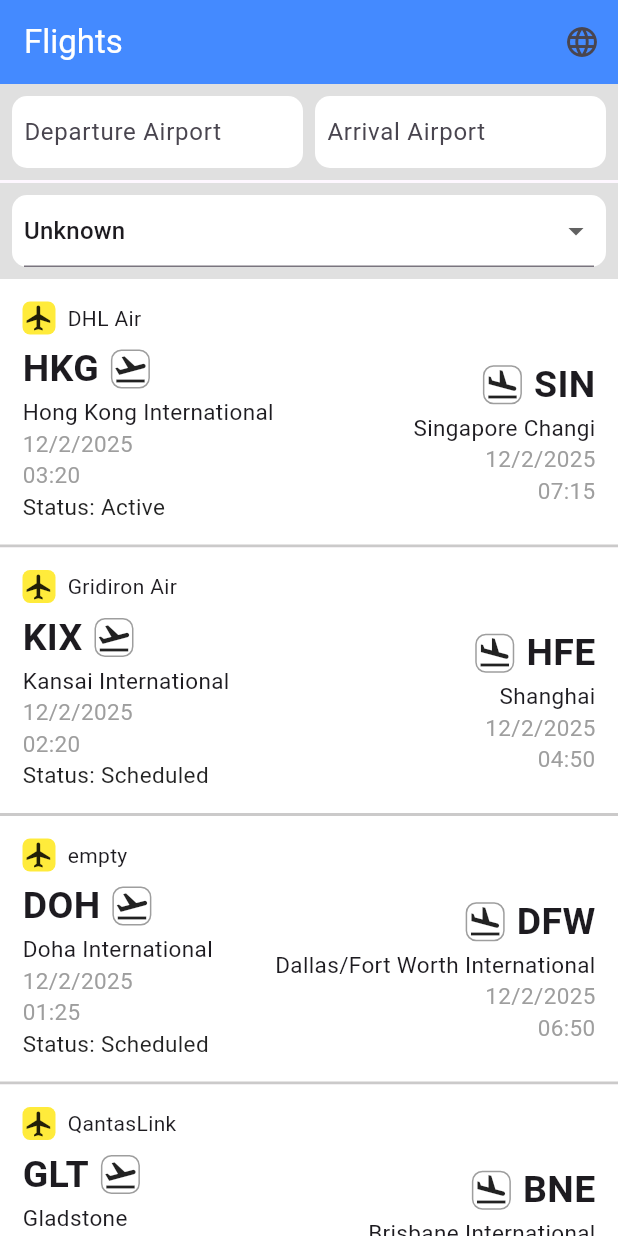
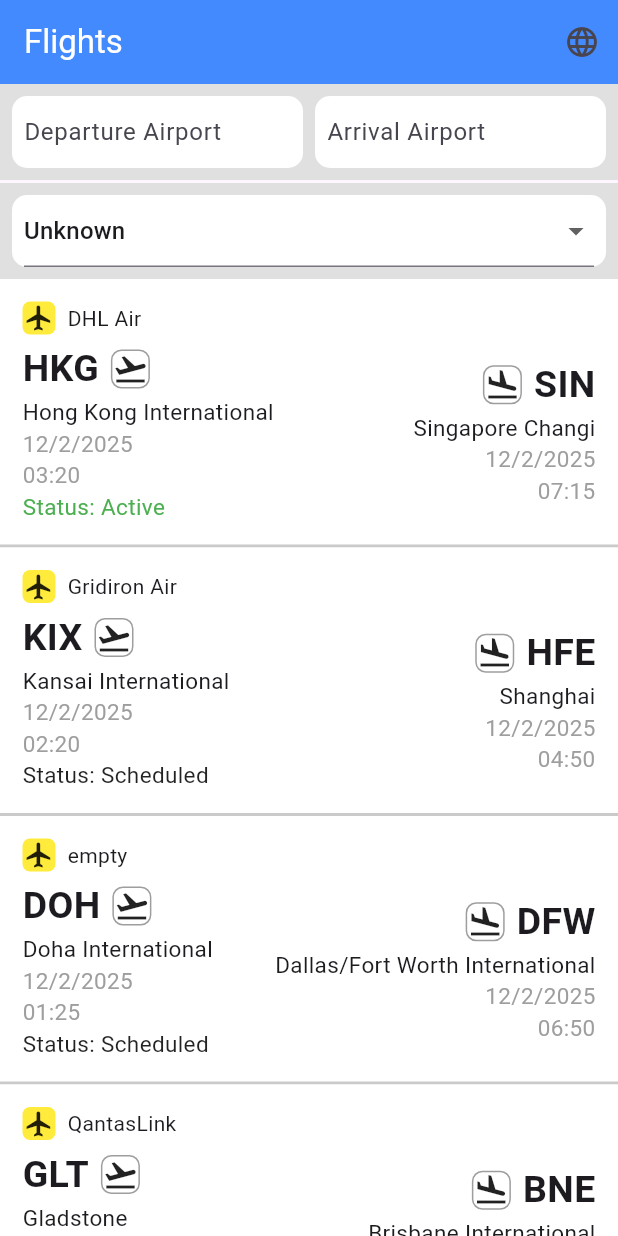
Before and after one commit to raa193/cs1635_mpx_final_project, a Flutter app: the screen it shows after launch, on a phone screen of 412 x 824 dp. Run offline on Flutter 3.47's test engine with Material 3 defaults, Android fonts, the phone set to English and light mode, and no system bars.

Commit message:
Made status indicator change color based on its value

```diff
--- a/mpx/lib/widgets/flight_tile.dart
+++ b/mpx/lib/widgets/flight_tile.dart
@@ -14,7 +14,28 @@ class FlightTile extends StatelessWidget {
   Widget build(BuildContext context) {
     final t = AppLocalizations.of(context)!;
 
-    //Add ripple animation
+    // change color of status based on its value
+    Color getStatusColor(String? status) {
+      if (status == null) return Colors.grey;
+
+      switch (status.toLowerCase()) {
+        case 'delayed':
+          return const Color.fromARGB(255, 241, 180, 12);
+
+        case 'active':
+        case 'landed':
+          return Colors.green;
+
+        case "incident":
+        case 'cancelled':
+        case 'diverted':
+          return Colors.red;
+
+        default:
+          return Colors.black87;
+      }
+    }
+
     return InkWell(
       onTap: () {
         Navigator.of(context).push(
@@ -26,7 +47,12 @@ class FlightTile extends StatelessWidget {
       child: Container(
         decoration: BoxDecoration(
           color: Colors.white,
-          border: Border(bottom: BorderSide(color: const Color.fromARGB(255, 203, 202, 202), width: 2)),
+          border: Border(
+            bottom: BorderSide(
+              color: const Color.fromARGB(255, 203, 202, 202),
+              width: 2,
+            ),
+          ),
         ),
         padding: EdgeInsets.all(15),
         child: Column(
@@ -40,7 +66,7 @@ class FlightTile extends StatelessWidget {
                     color: Colors.yellow,
                   ),
                   child: Padding(
-                    padding: EdgeInsets.all(1), // expands the box
+                    padding: EdgeInsets.all(1),
                     child: Icon(Icons.flight, size: 20),
                   ),
                 ),
@@ -95,9 +121,12 @@ class FlightTile extends StatelessWidget {
                       style: TextStyle(fontSize: 15, color: Colors.grey),
                     ),
                     Text(
-                      '${t.status}: ${getLocalizedStatus(flight.getFlightStatus()?.capitalize(), t) ?? t.unknown}',
+                      '${t.status}: ${getLocalizedStatus(flight.getFlightStatus()?.capitalize(), t)}',
                       textAlign: TextAlign.left,
-                      style: TextStyle(fontSize: 15, color: Colors.black87),
+                      style: TextStyle(
+                        fontSize: 15,
+                        color: getStatusColor(flight.getFlightStatus()),
+                      ),
                     ),
                   ],
                 ),
```
